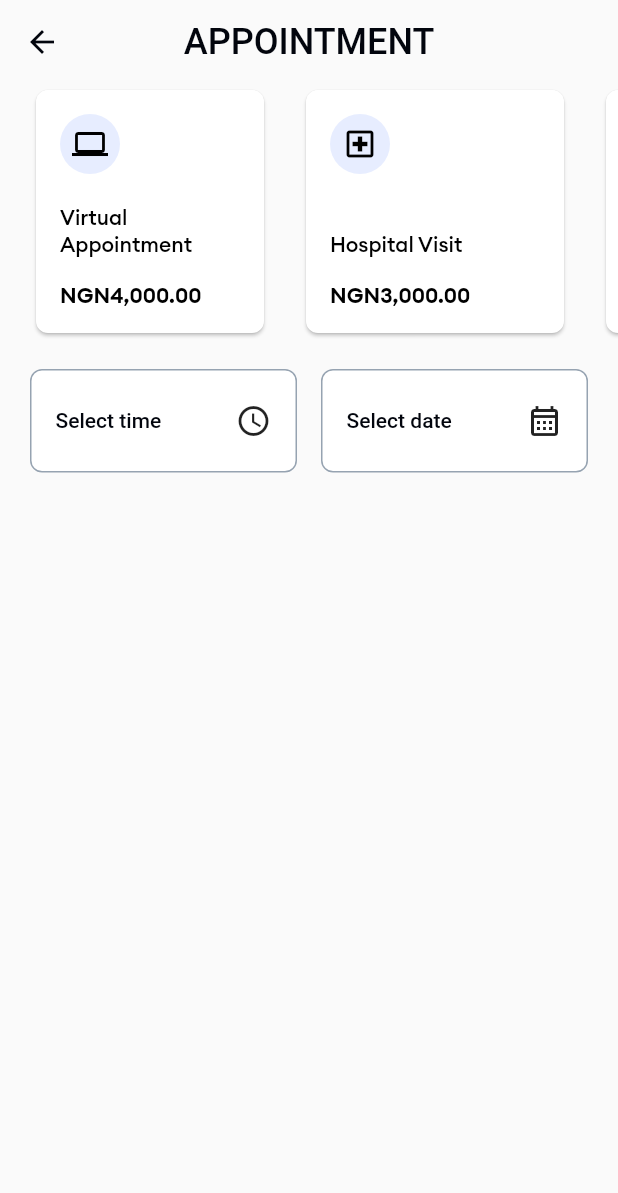
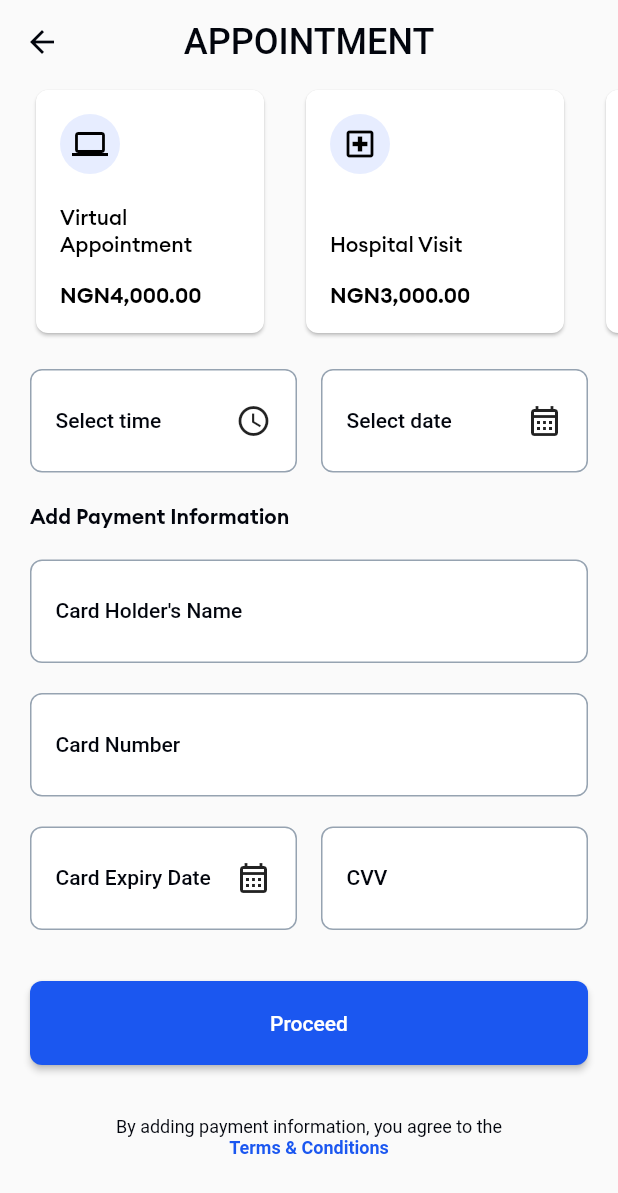
Before and after one commit to logickoder/hospital-app-link-up-ui, a Flutter app: the CreateAppointmentScreen screen opened by its route, on a phone screen of 412 x 824 dp. Shown: the top 1193 px of the screen. Run offline on Flutter 3.47's test engine with Material 2 defaults, Android fonts, the phone set to English and light mode, and no system bars; our stand-ins replace cached_network_image, flutter_riverpod, flutter_svg, font_awesome_flutter; network calls fail.

Commit message:
feat: finished create_appointment_screen.dart

```diff
--- a/lib/appointment/create_appointment_screen.dart
+++ b/lib/appointment/create_appointment_screen.dart
@@ -1,6 +1,8 @@
 import 'package:flutter/material.dart';
 
 import '../common/resources.dart';
+import '../common/routes.dart';
+import '../common/widgets/button.dart';
 import '../common/widgets/input.dart';
 import '../common/widgets/top_bar.dart';
 import 'appointment_tile.dart';
@@ -10,15 +12,17 @@ class CreateAppointmentScreen extends StatelessWidget {
 
   @override
   Widget build(BuildContext context) {
+    final theme = Theme.of(context);
     return Scaffold(
       appBar: const TopBar(title: 'APPOINTMENT'),
       body: ListView(
-        shrinkWrap: true,
+        physics: const BouncingScrollPhysics(),
         children: [
           AppointmentTiles(),
           Padding(
             padding: const EdgeInsets.all(AppPadding.normal),
             child: Column(
+              crossAxisAlignment: CrossAxisAlignment.start,
               children: [
                 Row(
                   children: const [
@@ -36,7 +40,71 @@ class CreateAppointmentScreen extends StatelessWidget {
                       ),
                     ),
                   ],
-                )
+                ),
+                Padding(
+                  padding: const EdgeInsets.symmetric(
+                    vertical: AppPadding.normal,
+                  ),
+                  child: Text(
+                    'Add Payment Information',
+                    style: theme.textTheme.bodyLarge?.copyWith(
+                      fontFamily: AppFonts.titleFamily,
+                      fontWeight: FontWeight.w600,
+                    ),
+                  ),
+                ),
+                const Input(label: "Card Holder's Name"),
+                const Padding(
+                  padding: EdgeInsets.symmetric(
+                    vertical: AppPadding.normal,
+                  ),
+                  child: Input(label: "Card Number"),
+                ),
+                Row(
+                  children: const [
+                    Expanded(
+                      child: Input(
+                        label: 'Card Expiry Date',
+                        trailing: Icon(Icons.calendar_month_outlined),
+                      ),
+                    ),
+                    SizedBox(width: AppPadding.medium),
+                    Expanded(child: Input(label: 'CVV')),
+                  ],
+                ),
+                Padding(
+                  padding: const EdgeInsets.symmetric(
+                    vertical: AppPadding.extraLarge,
+                  ),
+                  child: Button(
+                    text: 'Proceed',
+                    onClick: () => Navigator.pushNamed(
+                      context,
+                      AppRoutes.createAppointment,
+                    ),
+                  ),
+                ),
+                SizedBox(
+                  width: double.infinity,
+                  child: RichText(
+                    text: TextSpan(
+                      text: 'By adding payment information, you agree to the',
+                      style: theme.textTheme.bodySmall,
+                      children: [
+                        const TextSpan(text: '\n'),
+                        TextSpan(
+                          text: 'Terms & Conditions',
+                          style: TextStyle(
+                            color: theme.colorScheme.primary,
+                            fontWeight: FontWeight.w700,
+                          ),
+                        ),
+                      ],
+                    ),
+                    textAlign: TextAlign.center,
+                  ),
+                ),
+                const SizedBox(height: AppPadding.extraLarge),
               ],
             ),
           ),
--- a/lib/common/widgets/input.dart
+++ b/lib/common/widgets/input.dart
@@ -128,6 +128,7 @@ class _InputState extends ConsumerState<Input> {
       child: Text(
         widget.label!,
         style: labelStyle,
+        maxLines: 1,
       ),
     );
   }
```
